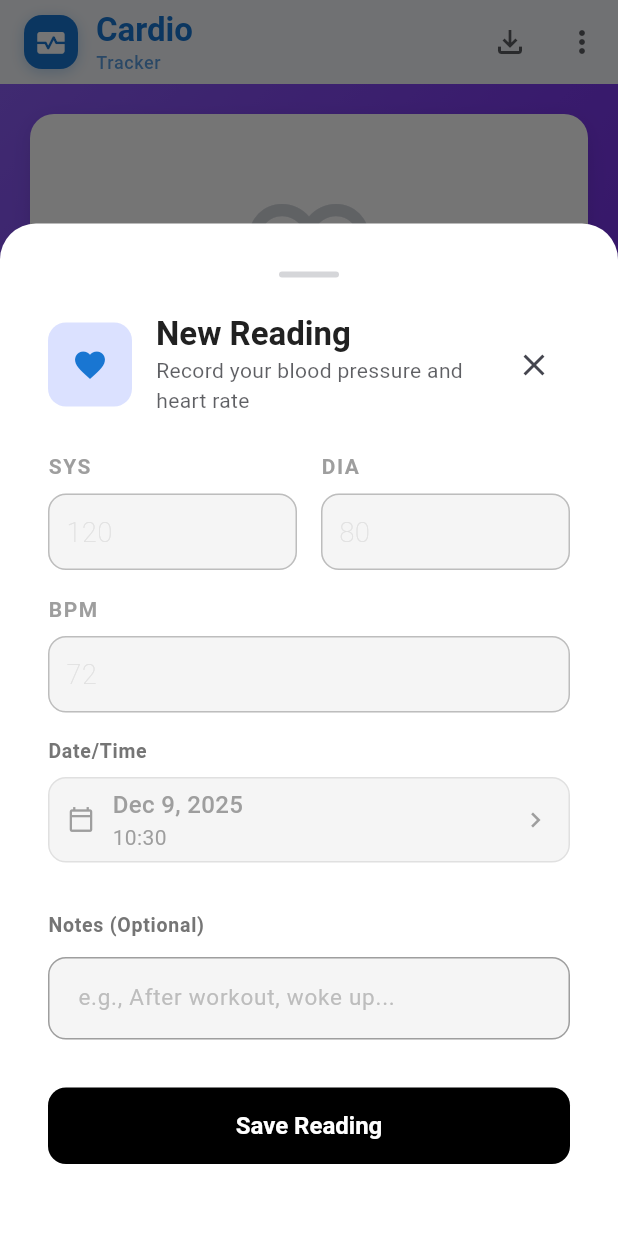
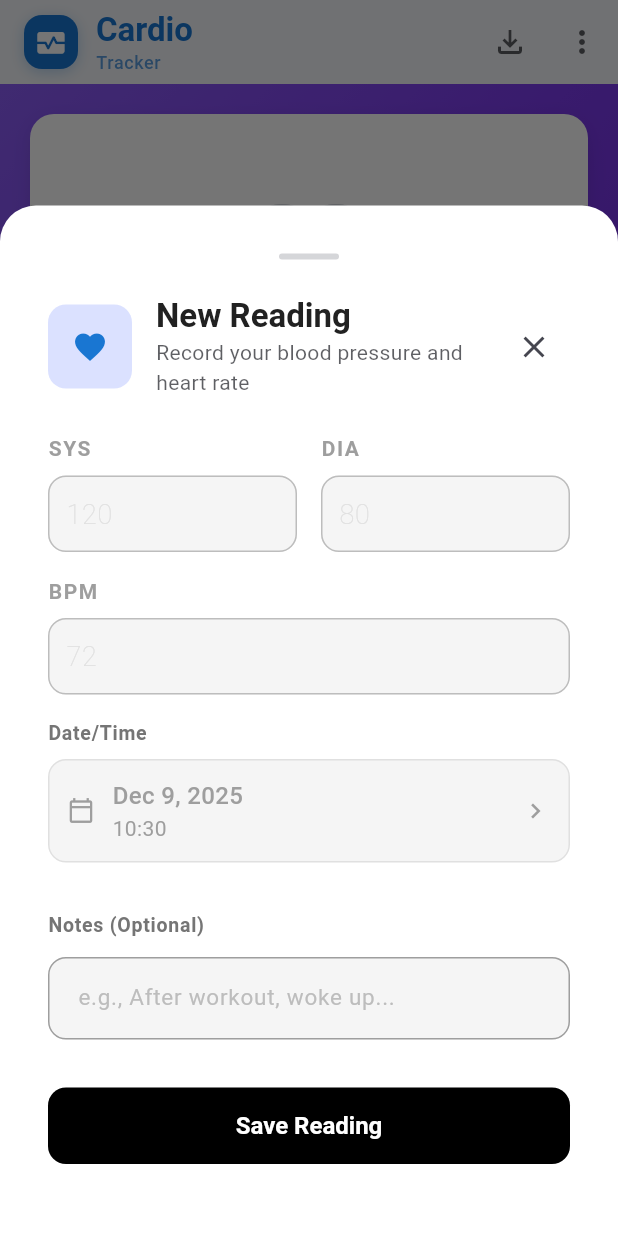
Before and after one commit to herryhou/cardio_tracker, a Flutter app: the screen it shows after launch, after a tap on "New", on a phone screen of 412 x 824 dp. Run offline on Flutter 3.47's test engine with Material 3 defaults, Android fonts, the phone set to English and light mode, and no system bars; our stand-ins replace csv, fl_chart, flutter_secure_storage, share_plus, shared_preferences, sqflite; accounts and stored records are empty; Roboto replaces fonts that are missing (SF Pro Display).

Commit message:
fix: ensure all touch targets meet Material Design 44dp minimum requirements
- Add min touch target constraints to all IconButtons (44dp)
- Wrap TextButtons in containers with min 44dp constraints
- Ensure FAB meets 56dp minimum with proper padding
- Fix PopupMenuButton touch targets in ReadingSummaryCard
- Update TextFormFields with minHeight 44dp constraints
- Add touch targets test to verify compliance
- Fix date/time selector touch areas

🤖 Generated with [Claude Code](https://claude.com/claude-code)

Co-Authored-By: Claude <noreply@anthropic.com>

```diff
--- a/lib/screens/add_reading_screen.dart
+++ b/lib/screens/add_reading_screen.dart
@@ -36,12 +36,18 @@ class _AddReadingScreenState extends State<AddReadingScreen> {
       appBar: AppBar(
         backgroundColor: Colors.transparent,
         elevation: 0,
-        leading: IconButton(
+        leading: Container(
+          constraints: const BoxConstraints(minWidth: 44, minHeight: 44),
+          child: IconButton(
             icon: const Icon(Icons.close, size: 24),
             onPressed: () => Navigator.pop(context),
+            padding: EdgeInsets.zero,
+          ),
         ),
         actions: [
-          TextButton(
+          Container(
+            constraints: const BoxConstraints(minWidth: 44, minHeight: 44),
+            child: TextButton(
               onPressed: _isLoading ? null : _saveReading,
               child: Text(
                 'Save',
@@ -49,6 +55,7 @@ class _AddReadingScreenState extends State<AddReadingScreen> {
                   fontSize: 16,
                   fontWeight: FontWeight.w600,
                   color: _isLoading ? Colors.grey : const Color(0xFF000000),
+                ),
               ),
             ),
           ),
@@ -199,7 +206,9 @@ class _AddReadingScreenState extends State<AddReadingScreen> {
           ),
         ),
         const SizedBox(height: 8),
-        TextFormField(
+        Container(
+          constraints: const BoxConstraints(minHeight: 44),
+          child: TextFormField(
             controller: controller,
             keyboardType: TextInputType.number,
             style: const TextStyle(
@@ -216,10 +225,11 @@ class _AddReadingScreenState extends State<AddReadingScreen> {
                 letterSpacing: -1,
               ),
               border: InputBorder.none,
-            contentPadding: EdgeInsets.zero,
-            isDense: true,
+              contentPadding: const EdgeInsets.symmetric(vertical: 10),
+              isDense: false,
             ),
             validator: validator,
+          ),
         ),
         const SizedBox(height: 8),
         Container(
@@ -231,7 +241,9 @@ class _AddReadingScreenState extends State<AddReadingScreen> {
   }
 
   Widget _buildDateTimeSelector() {
-    return InkWell(
+    return Container(
+      constraints: const BoxConstraints(minHeight: 44),
+      child: InkWell(
         onTap: _selectDateTime,
         borderRadius: BorderRadius.circular(12),
         child: Container(
@@ -280,6 +292,7 @@ class _AddReadingScreenState extends State<AddReadingScreen> {
             ],
           ),
         ),
+      ),
     );
   }
 
@@ -297,7 +310,9 @@ class _AddReadingScreenState extends State<AddReadingScreen> {
           ),
         ),
         const SizedBox(height: 12),
-        TextFormField(
+        Container(
+          constraints: const BoxConstraints(minHeight: 44),
+          child: TextFormField(
             controller: _notesController,
             maxLines: 3,
             maxLength: 150,
@@ -322,6 +337,7 @@ class _AddReadingScreenState extends State<AddReadingScreen> {
               ),
               contentPadding: const EdgeInsets.all(16),
               counterText: '',
+            ),
           ),
         ),
       ],
@@ -669,7 +685,9 @@ class _AddReadingContentState extends State<AddReadingContent> {
           ),
         ),
         const SizedBox(height: 8),
-        TextFormField(
+        Container(
+          constraints: const BoxConstraints(minHeight: 44),
+          child: TextFormField(
             controller: controller,
             keyboardType: TextInputType.number,
             style: const TextStyle(
@@ -691,6 +709,7 @@ class _AddReadingContentState extends State<AddReadingContent> {
             ),
             validator: validator,
           ),
+        ),
       ],
     );
   }
@@ -709,11 +728,13 @@ class _AddReadingContentState extends State<AddReadingContent> {
           ),
         ),
         const SizedBox(height: 8),
-        InkWell(
+        Container(
+          constraints: const BoxConstraints(minHeight: 44),
+          child: InkWell(
             onTap: _selectDateTime,
             borderRadius: BorderRadius.circular(12),
             child: Container(
-            padding: const EdgeInsets.symmetric(vertical: 6, horizontal: 12),
+              padding: const EdgeInsets.symmetric(vertical: 12, horizontal: 12),
               decoration: BoxDecoration(
                 color: Colors.grey[100],
                 borderRadius: BorderRadius.circular(12),
@@ -755,6 +776,7 @@ class _AddReadingContentState extends State<AddReadingContent> {
                   size: 20,
                 ),
               ],
+            ),
           ),
         ),
         ),
--- a/lib/screens/dashboard_screen.dart
+++ b/lib/screens/dashboard_screen.dart
@@ -63,7 +63,9 @@ class _DashboardScreenState extends State<DashboardScreen> {
               }
 
               if (snapshot.hasData && snapshot.data == true) {
-                return IconButton(
+                return Container(
+                  constraints: const BoxConstraints(minWidth: 44, minHeight: 44),
+                  child: IconButton(
                     icon: Icon(
                       Icons.cloud_sync_outlined,
                       color: Theme.of(context)
@@ -79,12 +81,16 @@ class _DashboardScreenState extends State<DashboardScreen> {
                       );
                     },
                     tooltip: 'Cloudflare Sync',
+                    padding: EdgeInsets.zero,
+                  ),
                 );
               }
               return const SizedBox.shrink();
             },
           ),
-          IconButton(
+          Container(
+            constraints: const BoxConstraints(minWidth: 44, minHeight: 44),
+            child: IconButton(
               icon: Icon(
                 Icons.file_download_outlined,
                 color: Theme.of(context).colorScheme.onSurface.withOpacity(0.7),
@@ -102,8 +108,12 @@ class _DashboardScreenState extends State<DashboardScreen> {
                   );
                 }
               },
+              padding: EdgeInsets.zero,
             ),
-          PopupMenuButton<String>(
+          ),
+          Container(
+            constraints: const BoxConstraints(minWidth: 44, minHeight: 44),
+            child: PopupMenuButton<String>(
               icon: Icon(
                 AppIcons.more,
                 color: Theme.of(context).colorScheme.onSurface.withOpacity(0.7),
@@ -154,6 +164,7 @@ class _DashboardScreenState extends State<DashboardScreen> {
                   ),
                 ),
               ],
+            ),
           ),
         ],
       ),
@@ -210,7 +221,12 @@ class _DashboardScreenState extends State<DashboardScreen> {
           );
         },
       ),
-      floatingActionButton: FloatingActionButton.extended(
+      floatingActionButton: Container(
+        constraints: const BoxConstraints(
+          minWidth: 56,
+          minHeight: 56,
+        ),
+        child: FloatingActionButton.extended(
           onPressed: () {
             _showAddReadingModal(context);
           },
@@ -219,6 +235,7 @@ class _DashboardScreenState extends State<DashboardScreen> {
           elevation: 4,
           backgroundColor: const Color(0xFF8B5CF6),
           foregroundColor: Colors.white,
+        ),
       ),
     );
   }
--- a/lib/widgets/reading_summary_card.dart
+++ b/lib/widgets/reading_summary_card.dart
@@ -81,7 +81,9 @@ class ReadingSummaryCard extends StatelessWidget {
                   // Actions
                   if (showActions) ...[
                     SizedBox(width: AppSpacing.sm),
-                    PopupMenuButton<String>(
+                    Container(
+                      constraints: const BoxConstraints(minWidth: 44, minHeight: 44),
+                      child: PopupMenuButton<String>(
                         icon: Icon(
                           Icons.more_vert,
                           size: 20,
@@ -119,6 +121,7 @@ class ReadingSummaryCard extends StatelessWidget {
                           ),
                         ),
                       ],
+                    ),
                   ),
               ],
             ],
```
Also changed, not shown: 1 other file. Lines whose indentation alone changed are shown as unchanged.
